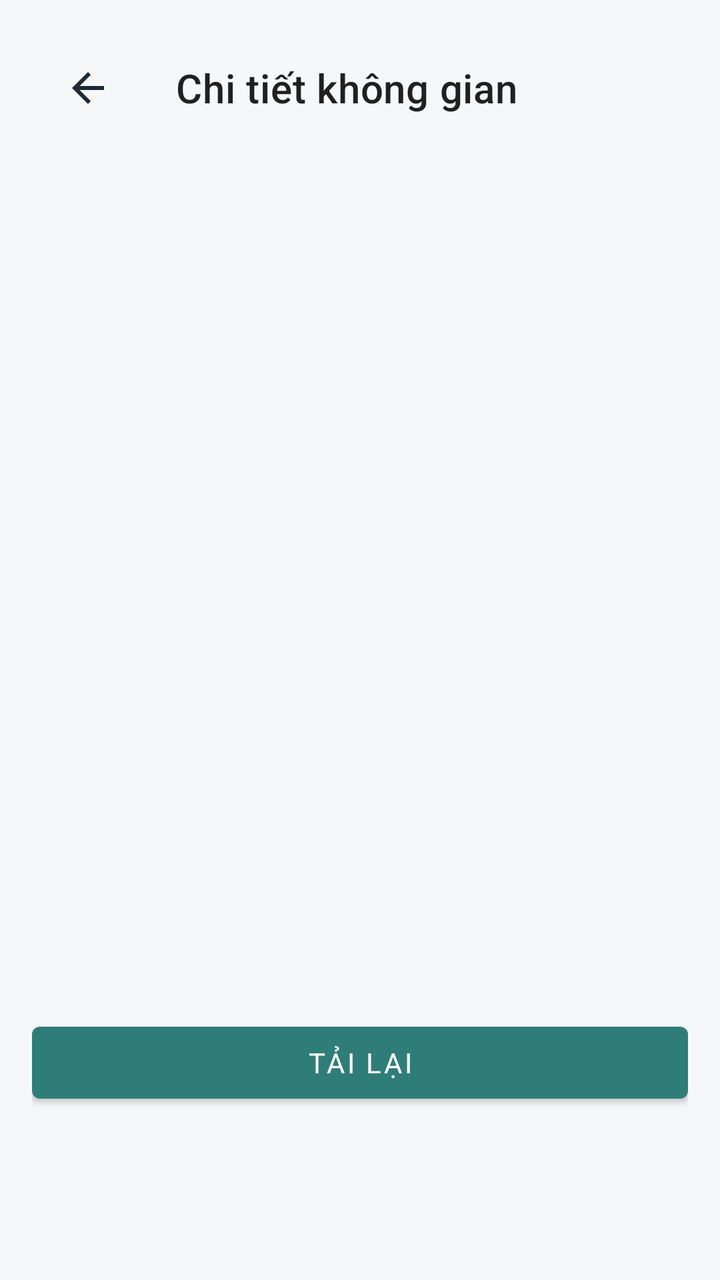
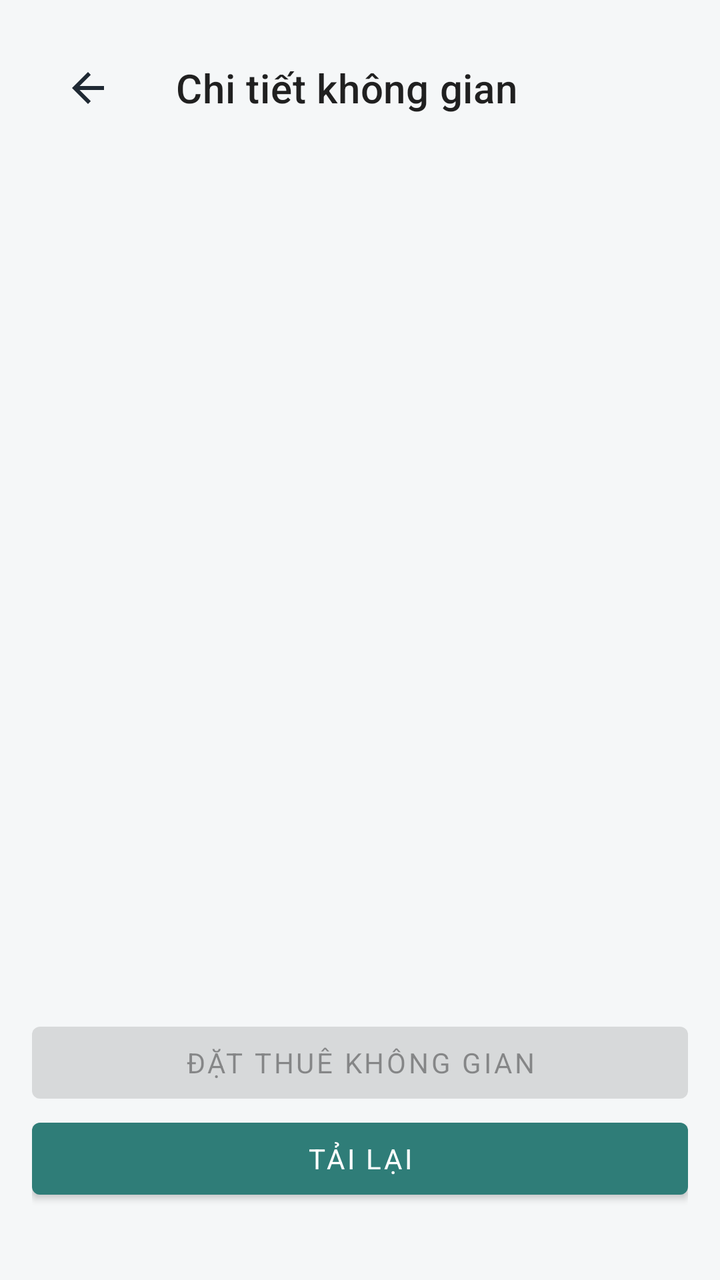

Two renders of the same Android screen: before a commit and after it. Below are the layout's source before the change and the commit's diff.
<!-- AndroidManifest.xml: application theme Theme.BroomSharing -->
<!-- res/layout/activity_space_detail.xml -->
<?xml version="1.0" encoding="utf-8"?>
<ScrollView android:id="@+id/detailScroll" xmlns:android="http://schemas.android.com/apk/res/android" xmlns:app="http://schemas.android.com/apk/res-auto" android:layout_width="match_parent" android:layout_height="match_parent" android:fillViewport="true" android:background="@color/screen_bg">
  <LinearLayout android:layout_width="match_parent" android:layout_height="wrap_content" android:orientation="vertical" android:padding="16dp">
    <com.google.android.material.appbar.MaterialToolbar android:id="@+id/detailToolbar" android:layout_width="match_parent" android:layout_height="?attr/actionBarSize" app:navigationIcon="@drawable/ic_arrow_back" app:navigationContentDescription="@string/guest_detail_back" app:title="Chi tiết không gian" />
    <TextView android:id="@+id/title" android:layout_width="match_parent" android:layout_height="wrap_content" android:text="" android:textColor="@color/text_primary" android:textSize="22sp" android:padding="8dp" />
    <ImageView android:id="@+id/cover" android:layout_width="match_parent" android:layout_height="220dp" android:contentDescription="Ảnh bìa không gian" android:scaleType="centerCrop" />
    <androidx.recyclerview.widget.RecyclerView android:id="@+id/gallery" android:layout_width="match_parent" android:layout_height="100dp" />
    <TextView android:id="@+id/details" android:layout_width="match_parent" android:layout_height="wrap_content" android:text="" android:textColor="@color/text_primary" android:textSize="14sp" android:padding="8dp" />
    <TextView android:id="@+id/tvFeedback" android:layout_width="match_parent" android:layout_height="wrap_content" android:text="" android:textColor="@color/text_primary" android:textSize="14sp" android:padding="8dp" />
    <Button android:id="@+id/btnRefresh" android:layout_width="match_parent" android:layout_height="wrap_content" android:minHeight="48dp" android:text="Tải lại" />
  </LinearLayout>
</ScrollView>
<!-- resources referenced by this layout -->
<resources>
  <color name="screen_bg">#F5F7F8</color>
  <color name="text_primary">#1F2933</color>
  <!-- drawable ic_arrow_back (drawable) -->
  <vector xmlns:android="http://schemas.android.com/apk/res/android" android:width="24dp" android:height="24dp" android:viewportWidth="24" android:viewportHeight="24">
      <path android:fillColor="#1F2933" android:pathData="M20,11H7.8l5.6,-5.6L12,4l-8,8 8,8 1.4,-1.4L7.8,13H20z"/>
  </vector>
  <string name="guest_detail_back">Quay lại</string>
  <style name="Theme.BroomSharing" parent="Theme.MaterialComponents.DayNight.NoActionBar">
          <item name="colorPrimary">@color/teal</item>
          <item name="colorSecondary">@color/teal</item>
          <item name="colorPrimaryVariant">@color/teal_dark</item>
          <item name="colorOnPrimary">@color/white</item>
          <item name="android:fontFamily">sans-serif</item>
          <item name="android:windowLightStatusBar">true</item>
          <item name="android:statusBarColor">@color/white</item>
          <item name="android:navigationBarColor">@color/white</item>
          <item name="android:windowBackground">@color/screen_bg</item>
      </style>
  <color name="teal">#2F7D78</color>
  <color name="teal_dark">#246863</color>
  <color name="white">#FFFFFF</color>
</resources>

<!-- the commit's change to res/layout/activity_space_detail.xml (unified diff, before → after) -->
@@ -7,6 +7,7 @@
     <androidx.recyclerview.widget.RecyclerView android:id="@+id/gallery" android:layout_width="match_parent" android:layout_height="100dp" />
     <TextView android:id="@+id/details" android:layout_width="match_parent" android:layout_height="wrap_content" android:text="" android:textColor="@color/text_primary" android:textSize="14sp" android:padding="8dp" />
     <TextView android:id="@+id/tvFeedback" android:layout_width="match_parent" android:layout_height="wrap_content" android:text="" android:textColor="@color/text_primary" android:textSize="14sp" android:padding="8dp" />
+    <Button android:id="@+id/btnBook" android:layout_width="match_parent" android:layout_height="wrap_content" android:text="@string/booking_title" android:enabled="false" />
     <Button android:id="@+id/btnRefresh" android:layout_width="match_parent" android:layout_height="wrap_content" android:minHeight="48dp" android:text="Tải lại" />
   </LinearLayout>
 </ScrollView>
<!-- resource entries referenced after the edit -->
@@ -6,6 +6,7 @@
   <vector xmlns:android="http://schemas.android.com/apk/res/android" android:width="24dp" android:height="24dp" android:viewportWidth="24" android:viewportHeight="24">
       <path android:fillColor="#1F2933" android:pathData="M20,11H7.8l5.6,-5.6L12,4l-8,8 8,8 1.4,-1.4L7.8,13H20z"/>
   </vector>
+  <string name="booking_title">Đặt thuê không gian</string>
   <string name="guest_detail_back">Quay lại</string>
   <style name="Theme.BroomSharing" parent="Theme.MaterialComponents.DayNight.NoActionBar">
           <item name="colorPrimary">@color/teal</item>
